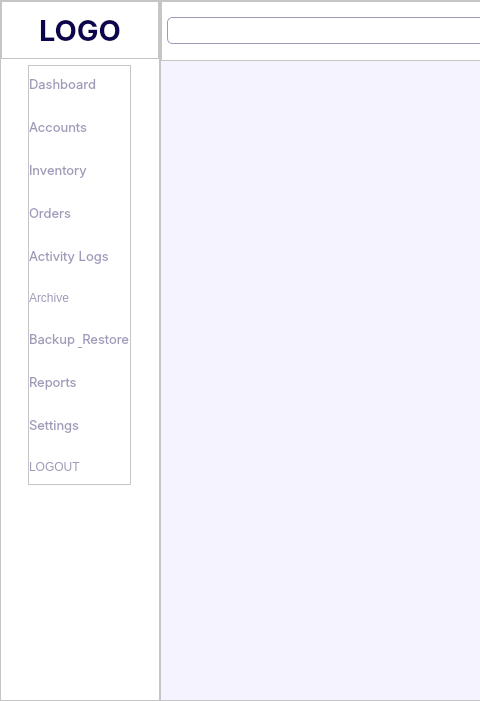
Above: app/src/ui/main_window.ui from Kazu0210/Inventory-System before the change; both pictures show x 0 to 480 and y 0 to 701 of the 1153 by 701 pixel window. Below: the same form after it.
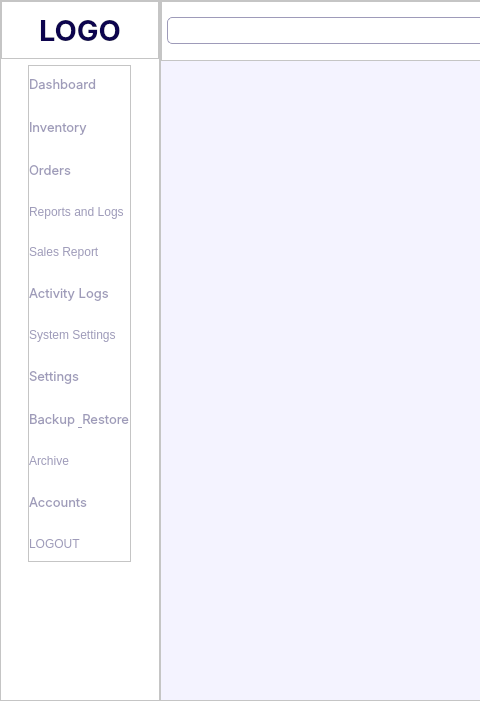
That is the form after the change. Icons and pictures are not drawn.

Commit message: organized side bar on admin account

```diff
--- a/app/src/ui/main_window.ui
+++ b/app/src/ui/main_window.ui
@@ -204,31 +204,6 @@
             </property>
            </widget>
           </item>
-          <item>
-           <widget class="QPushButton" name="accounts_btn">
-            <property name="minimumSize">
-             <size>
-              <width>100</width>
-              <height>0</height>
-             </size>
-            </property>
-            <property name="font">
-             <font>
-              <family>Inter</family>
-              <pointsize>10</pointsize>
-              <weight>50</weight>
-              <italic>false</italic>
-              <bold>false</bold>
-             </font>
-            </property>
-            <property name="cursor">
-             <cursorShape>PointingHandCursor</cursorShape>
-            </property>
-            <property name="text">
-             <string>Accounts</string>
-            </property>
-           </widget>
-          </item>
           <item>
            <widget class="QPushButton" name="inventory_btn">
             <property name="minimumSize">
@@ -279,6 +254,26 @@
             </property>
            </widget>
           </item>
+          <item>
+           <widget class="QPushButton" name="reportsLogs_pushButton">
+            <property name="cursor">
+             <cursorShape>PointingHandCursor</cursorShape>
+            </property>
+            <property name="text">
+             <string>Reports and Logs</string>
+            </property>
+           </widget>
+          </item>
+          <item>
+           <widget class="QPushButton" name="salesReport_pushButton">
+            <property name="cursor">
+             <cursorShape>PointingHandCursor</cursorShape>
+            </property>
+            <property name="text">
+             <string>Sales Report</string>
+            </property>
+           </widget>
+          </item>
           <item>
            <widget class="QPushButton" name="activitylogs_btn">
             <property name="minimumSize">
@@ -305,59 +300,12 @@
            </widget>
           </item>
           <item>
-           <widget class="QPushButton" name="archive_pushButton">
-            <property name="text">
-             <string>Archive</string>
-            </property>
-           </widget>
-          </item>
-          <item>
-           <widget class="QPushButton" name="backup_btn">
-            <property name="minimumSize">
-             <size>
-              <width>100</width>
-              <height>0</height>
-             </size>
-            </property>
-            <property name="font">
-             <font>
-              <family>Inter</family>
-              <pointsize>10</pointsize>
-              <weight>50</weight>
-              <italic>false</italic>
-              <bold>false</bold>
-             </font>
-            </property>
+           <widget class="QPushButton" name="systemSettings_pushButton">
             <property name="cursor">
              <cursorShape>PointingHandCursor</cursorShape>
             </property>
             <property name="text">
-             <string>Backup &amp; Restore</string>
-            </property>
-           </widget>
-          </item>
-          <item>
-           <widget class="QPushButton" name="reports_btn">
-            <property name="minimumSize">
-             <size>
-              <width>100</width>
-              <height>0</height>
-             </size>
-            </property>
-            <property name="font">
-             <font>
-              <family>Inter</family>
-              <pointsize>10</pointsize>
-              <weight>50</weight>
-              <italic>false</italic>
-              <bold>false</bold>
-             </font>
-            </property>
-            <property name="cursor">
-             <cursorShape>PointingHandCursor</cursorShape>
-            </property>
-            <property name="text">
-             <string>Reports</string>
+             <string>System Settings</string>
             </property>
            </widget>
           </item>
@@ -386,6 +334,63 @@
             </property>
            </widget>
           </item>
+          <item>
+           <widget class="QPushButton" name="backup_btn">
+            <property name="minimumSize">
+             <size>
+              <width>100</width>
+              <height>0</height>
+             </size>
+            </property>
+            <property name="font">
+             <font>
+              <family>Inter</family>
+              <pointsize>10</pointsize>
+              <weight>50</weight>
+              <italic>false</italic>
+              <bold>false</bold>
+             </font>
+            </property>
+            <property name="cursor">
+             <cursorShape>PointingHandCursor</cursorShape>
+            </property>
+            <property name="text">
+             <string>Backup &amp; Restore</string>
+            </property>
+           </widget>
+          </item>
+          <item>
+           <widget class="QPushButton" name="archive_pushButton">
+            <property name="text">
+             <string>Archive</string>
+            </property>
+           </widget>
+          </item>
+          <item>
+           <widget class="QPushButton" name="accounts_btn">
+            <property name="minimumSize">
+             <size>
+              <width>100</width>
+              <height>0</height>
+             </size>
+            </property>
+            <property name="font">
+             <font>
+              <family>Inter</family>
+              <pointsize>10</pointsize>
+              <weight>50</weight>
+              <italic>false</italic>
+              <bold>false</bold>
+             </font>
+            </property>
+            <property name="cursor">
+             <cursorShape>PointingHandCursor</cursorShape>
+            </property>
+            <property name="text">
+             <string>Accounts</string>
+            </property>
+           </widget>
+          </item>
           <item>
            <widget class="QPushButton" name="logout_btn">
             <property name="cursor">
```
The commit also changes 11 other files.
